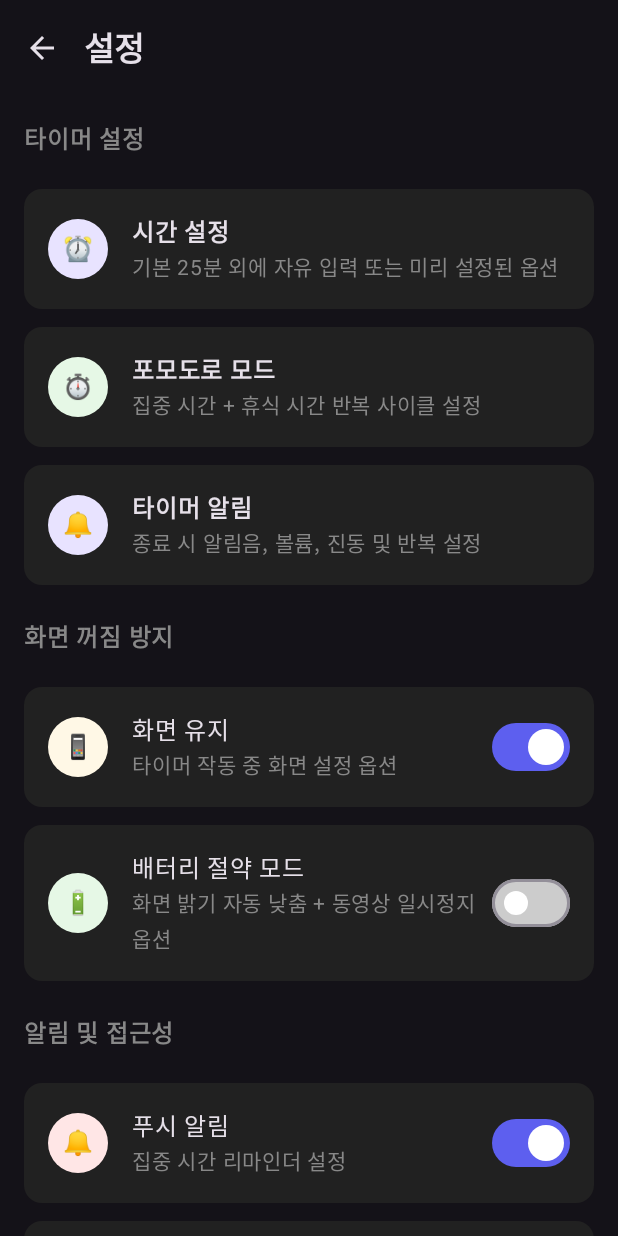
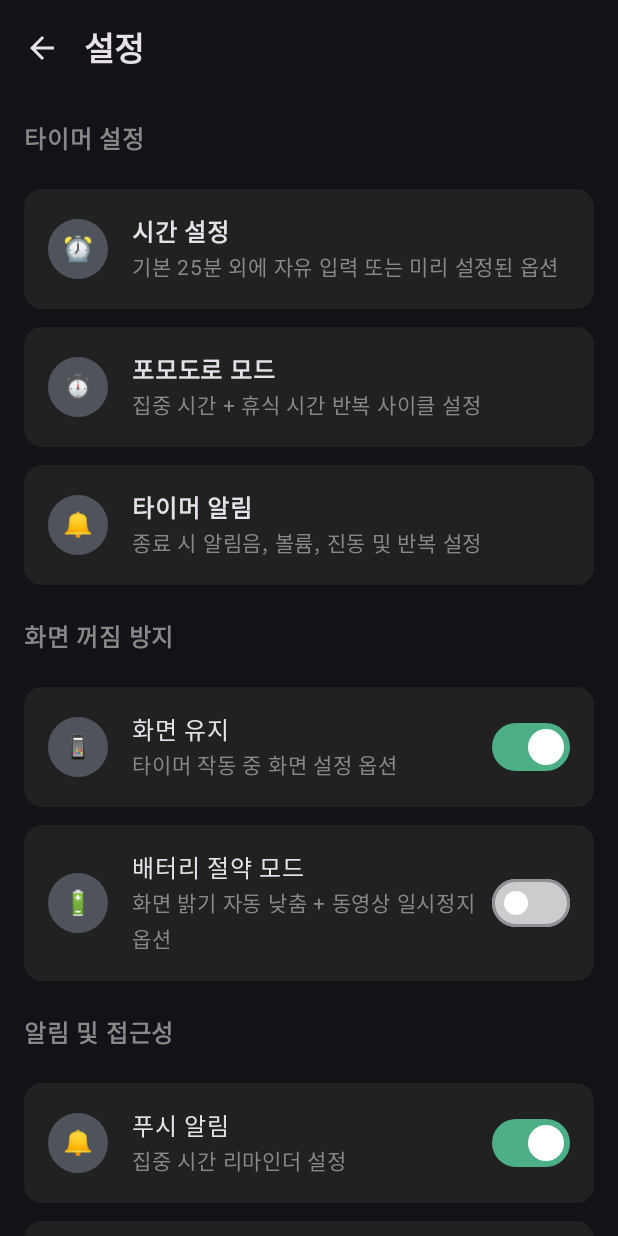
Before and after one commit to dlwngud/PomoSound, an Android app built with Jetpack Compose: the SettingScreen screen opened through its navigation route, on a phone screen of 412 x 824 dp. Run offline under Robolectric (Android 15) with nearby library versions, the phone set to English and light mode, and no system bars; our stand-ins replace Dagger/Hilt's generated code.

Commit message:
[fix] MaterialTheme color로 변경

```diff
--- a/app/src/main/java/com/wngud/pomosound/ui/presentation/setting/SettingScreen.kt
+++ b/app/src/main/java/com/wngud/pomosound/ui/presentation/setting/SettingScreen.kt
@@ -23,8 +23,6 @@ import androidx.compose.ui.text.font.FontWeight
 import androidx.compose.ui.tooling.preview.Preview
 import androidx.compose.ui.unit.dp
 import androidx.compose.ui.unit.sp
-
-val iconBackgroundColor = Color(0xFF212121)
 
 @Composable
 fun SettingScreen(
@@ -68,24 +66,21 @@ fun TimerSettingsSection() {
     SectionHeader(title = "타이머 설정")
 
     SettingItem(
-        iconBackground = Color(0xFFE8E3FF),
-        iconTint = Color(0xFF5D5FEF),
+        iconBackground = MaterialTheme.colorScheme.surfaceContainerLowest,
         icon = "⏰",
         title = "시간 설정",
         description = "기본 25분 외에 자유 입력 또는 미리 설정된 옵션"
     )
 
     SettingItem(
-        iconBackground = Color(0xFFE6F8E6),
-        iconTint = Color(0xFF4CAF50),
+        iconBackground = MaterialTheme.colorScheme.surfaceContainerLowest,
         icon = "⏱️",
         title = "포모도로 모드",
         description = "집중 시간 + 휴식 시간 반복 사이클 설정"
     )
 
     SettingItem(
-        iconBackground = Color(0xFFE8E3FF),
-        iconTint = Color(0xFF5D5FEF),
+        iconBackground = MaterialTheme.colorScheme.surfaceContainerLowest,
         icon = "🔔",
         title = "타이머 알림",
         description = "종료 시 알림음, 볼륨, 진동 및 반복 설정"
@@ -98,8 +93,7 @@ fun ScreenSettingsSection() {
 
     // Keep Screen On
     SettingItemWithSwitch(
-        iconBackground = Color(0xFFFFF8E6),
-        iconTint = Color(0xFFFFB300),
+        iconBackground = MaterialTheme.colorScheme.surfaceContainerLowest,
         icon = "📱",
         title = "화면 유지",
         description = "타이머 작동 중 화면 설정 옵션",
@@ -108,8 +102,7 @@ fun ScreenSettingsSection() {
 
     // Battery Saving Mode
     SettingItemWithSwitch(
-        iconBackground = Color(0xFFE6F8E6),
-        iconTint = Color(0xFF4CAF50),
+        iconBackground = MaterialTheme.colorScheme.surfaceContainerLowest,
         icon = "🔋",
         title = "배터리 절약 모드",
         description = "화면 밝기 자동 낮춤 + 동영상 일시정지 옵션",
@@ -122,8 +115,7 @@ fun NotificationsAndAccessibilitySection() {
     SectionHeader(title = "알림 및 접근성")
 
     SettingItemWithSwitch(
-        iconBackground = Color(0xFFFFE6E6),
-        iconTint = Color(0xFFFF5252),
+        iconBackground = MaterialTheme.colorScheme.surfaceContainerLowest,
         icon = "🔔",
         title = "푸시 알림",
         description = "집중 시간 리마인더 설정",
@@ -131,8 +123,7 @@ fun NotificationsAndAccessibilitySection() {
     )
 
     SettingItem(
-        iconBackground = Color(0xFFE6F7FF),
-        iconTint = Color(0xFF2196F3),
+        iconBackground = MaterialTheme.colorScheme.surfaceContainerLowest,
         icon = "🌐",
         title = "언어 선택",
         description = "앱 내 언어 및 설명 언어 설정"
@@ -144,24 +135,21 @@ fun AppInfoAndSupportSection() {
     SectionHeader(title = "앱 정보 및 지원")
 
     SettingItem(
-        iconBackground = Color(0xFFE6F7FF),
-        iconTint = Color(0xFF2196F3),
+        iconBackground = MaterialTheme.colorScheme.surfaceContainerLowest,
         icon = "💬",
         title = "피드백 및 문의",
         description = "개발자에게 피드백 전송 및 FAQ"
     )
 
     SettingItem(
-        iconBackground = Color(0xFFE6F7FF),
-        iconTint = Color(0xFF2196F3),
+        iconBackground = MaterialTheme.colorScheme.surfaceContainerLowest,
         icon = "📝",
         title = "약관 및 개인정보",
         description = "서비스 이용약관, 개인정보 처리방침"
     )
 
     SettingItem(
-        iconBackground = Color(0xFFE6F7FF),
-        iconTint = Color(0xFF2196F3),
+        iconBackground = MaterialTheme.colorScheme.surfaceContainerLowest,
         icon = "ℹ️",
         title = "버전 정보",
         description = "현재 앱 버전 표시 및 업데이트 확인"
@@ -210,7 +198,6 @@ fun SectionHeader(title: String) {
 @Composable
 fun SettingItem(
     iconBackground: Color,
-    iconTint: Color,
     icon: String,
     title: String,
     description: String
@@ -221,7 +208,7 @@ fun SettingItem(
             .padding(vertical = 6.dp),
         shape = RoundedCornerShape(12.dp),
         colors = CardDefaults.cardColors(
-            containerColor = iconBackgroundColor
+            containerColor = MaterialTheme.colorScheme.surfaceContainerHighest
         ),
         elevation = CardDefaults.cardElevation(
             defaultElevation = 0.dp
@@ -243,8 +230,7 @@ fun SettingItem(
             ) {
                 Text(
                     text = icon,
-                    fontSize = 16.sp,
-                    color = iconTint
+                    fontSize = 16.sp
                 )
             }
 
@@ -272,7 +258,6 @@ fun SettingItem(
 @Composable
 fun SettingItemWithSwitch(
     iconBackground: Color,
-    iconTint: Color,
     icon: String,
     title: String,
     description: String,
@@ -286,7 +271,7 @@ fun SettingItemWithSwitch(
             .padding(vertical = 6.dp),
         shape = RoundedCornerShape(12.dp),
         colors = CardDefaults.cardColors(
-            containerColor = iconBackgroundColor
+            containerColor = MaterialTheme.colorScheme.surfaceContainerHighest
         ),
         elevation = CardDefaults.cardElevation(
             defaultElevation = 0.dp
@@ -308,8 +293,7 @@ fun SettingItemWithSwitch(
             ) {
                 Text(
                     text = icon,
-                    fontSize = 16.sp,
-                    color = iconTint
+                    fontSize = 16.sp
                 )
             }
 
@@ -337,7 +321,7 @@ fun SettingItemWithSwitch(
                 onCheckedChange = { switchState = it },
                 colors = SwitchDefaults.colors(
                     checkedThumbColor = Color.White,
-                    checkedTrackColor = Color(0xFF5D5FEF),
+                    checkedTrackColor = MaterialTheme.colorScheme.primary,
                     uncheckedThumbColor = Color.White,
                     uncheckedTrackColor = Color.LightGray
                 )
```
